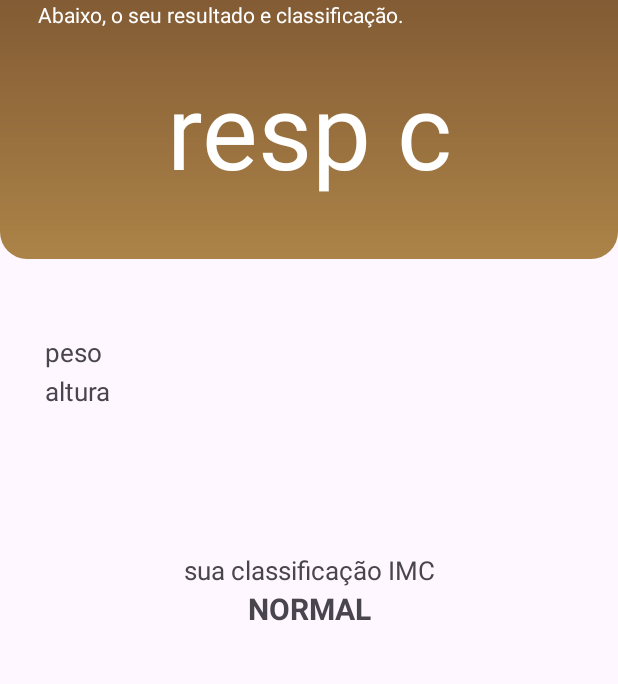
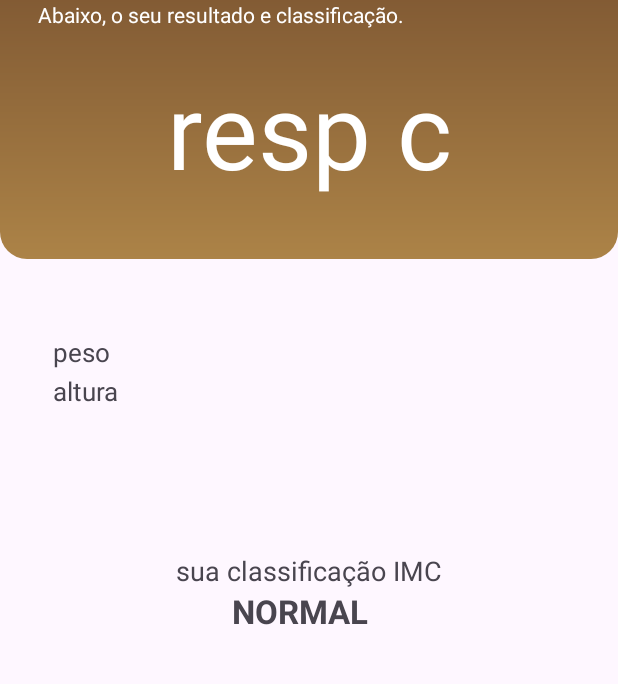
Before and after one commit to maumauriciog/calculadoraIMCv2, an Android app: the layout activity_result.xml on its own in the app's theme, with its tools: preview values and no code run, on a phone screen of 412 x 824 dp, the part 210-894 px from its top. Run offline under Robolectric (Android 15) with nearby library versions, the phone set to English and light mode, and no system bars.

Commit message:
Melhorando a experiência do usuário 2.1

```diff
--- a/app/src/main/res/layout/activity_result.xml
+++ b/app/src/main/res/layout/activity_result.xml
@@ -65,7 +65,7 @@
         android:id="@+id/vlrPeso"
         android:layout_width="wrap_content"
         android:layout_height="wrap_content"
-        android:layout_marginStart="30dp"
+        android:layout_marginStart="35dp"
         android:layout_marginTop="50dp"
         android:textSize="17sp"
         tools:text="peso" />
@@ -76,7 +76,7 @@
         android:layout_height="wrap_content"
         android:textSize="17sp"
         android:layout_marginTop="2dp"
-        android:layout_marginStart="30dp"
+        android:layout_marginStart="35dp"
         android:layout_marginBottom="35dp"
         tools:text="altura" />
 
@@ -85,16 +85,17 @@
         android:layout_height="wrap_content"
         android:layout_marginTop="60dp"
         android:gravity="center"
-        android:textSize="17sp"
+        android:textSize="18sp"
         android:text="sua classificação IMC"
         tools:ignore="HardcodedText" />
 
     <TextView
         android:id="@+id/txtClassf"
-        android:layout_width="match_parent"
+        android:layout_width="360dp"
+        android:layout_marginHorizontal="20dp"
         android:layout_height="wrap_content"
         android:gravity="center"
-        android:textSize="20sp"
+        android:textSize="22sp"
         android:textStyle="bold"
         tools:text="NORMAL" />
 </LinearLayout>
```
Also changed, not shown: app/src/main/java/com/example/calculadoraimcv2/ResultActivity.kt (+6 -6 lines).
